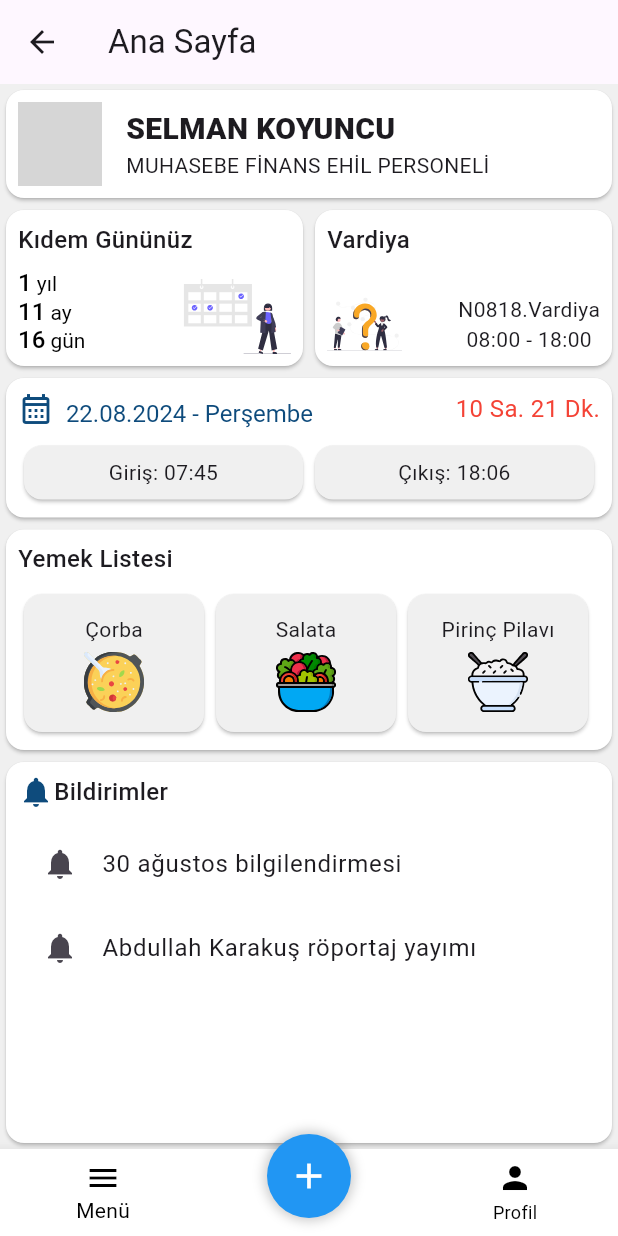
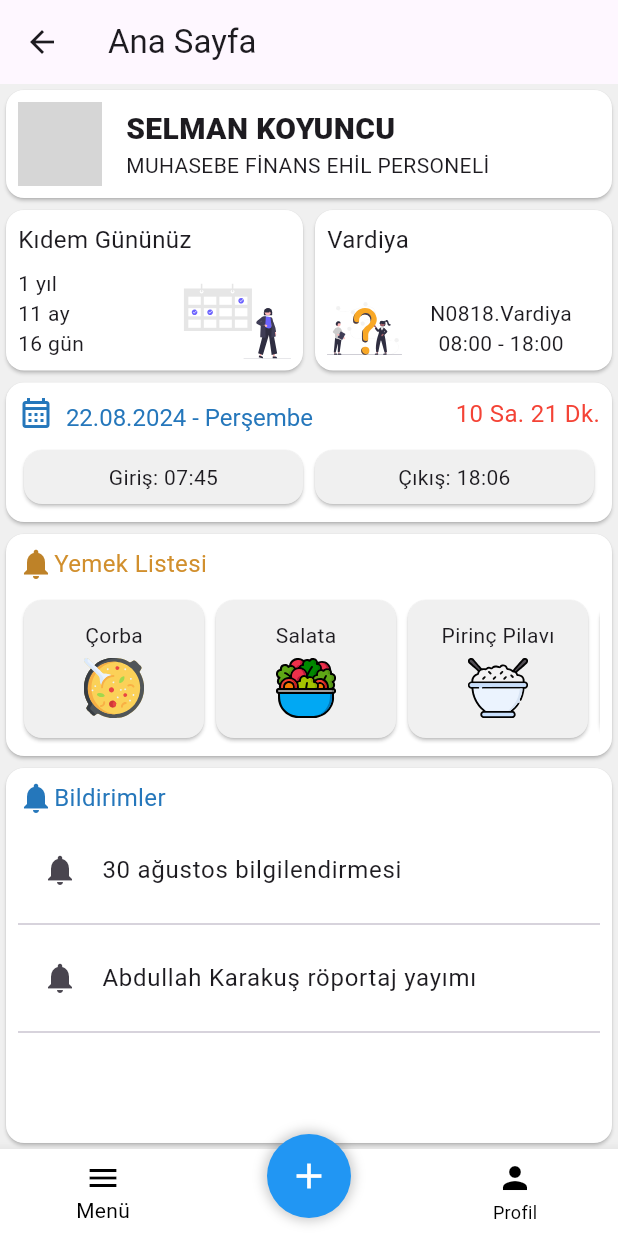
Before and after one commit to PenguBey/opak_mobile, a Flutter app: the AnaMenuView screen opened by its route, on a phone screen of 412 x 824 dp. Run offline on Flutter 3.47's test engine with Material 3 defaults, Android fonts, the light colour scheme and no system bars; our stand-ins replace fl_chart, flutter_svg, get; network calls fail; grey boxes are pictures that could not be loaded.

Commit message:
anamenü degisikligi

```diff
--- a/lib/constants/color_con.dart
+++ b/lib/constants/color_con.dart
@@ -3,9 +3,9 @@ import 'package:flutter/material.dart';
 class ColorCon {
   static const backGround = Color(0xFFF0F0F0);
   static const foreGround = Color(0xFFFFFFFF);
-  static const takvim = Color.fromRGBO(14, 75, 124, 1);
+  static const takvim = Color.fromRGBO(37, 119, 187, 1);
 
-  static const gunes = Color.fromRGBO(255, 152, 0, 1);
+  static const yemek = Color.fromRGBO(190, 130, 40, 1);
   static const blackshadow = Color.fromRGBO(158, 158, 158, 0.3);
   static const chart = LinearGradient(colors: [
     Color.fromRGBO(33, 149, 243, 0.2),
--- a/lib/constants/text_style_con.dart
+++ b/lib/constants/text_style_con.dart
@@ -1,8 +1,7 @@
 import 'package:flutter/material.dart';
 
 class TextStyleCon {
-  static const TextStyle miniTitle =
-      TextStyle(fontSize: 16, fontWeight: FontWeight.w500);
+  static const TextStyle miniTitle = TextStyle(fontSize: 16);
   static const TextStyle title =
       TextStyle(fontSize: 20, fontWeight: FontWeight.w800);
 
--- a/lib/controllers/ana_menu_controller.dart
+++ b/lib/controllers/ana_menu_controller.dart
@@ -7,6 +7,7 @@ class AnaMenuController extends GetxController {
     'Çorba': IconCon.corba,
     'Salata': IconCon.salata,
     'Pirinç Pilavı': IconCon.pilav,
+    'Tekrar Çorba': IconCon.corba,
   };
   var bildirimler = [
     '30 ağustos bilgilendirmesi',
--- a/lib/controllers/menu_1controller.dart
+++ b/lib/controllers/menu_1controller.dart
@@ -5,6 +5,6 @@ import '../constants/icon_con.dart';
 class Menu1Controller extends GetxController {
   List<List<dynamic>> menuler = [
     ['Menü Sayfası', IconCon.chat, '/main_menu', true],
-    ['Maaş Sayfası', IconCon.chat, '/maas', false]
+    ['Maaş Sayfası', IconCon.onlineMessage, '/maas', false]
   ];
 }
--- a/lib/views/ana_menu_view.dart
+++ b/lib/views/ana_menu_view.dart
@@ -37,7 +37,7 @@ class AnaMenuView extends GetView<AnaMenuController> {
           YemekListesiWidget(
             menuler: controller.menuler,
           ),
-          Expanded(
+          Flexible(
               child: BildirimListesiWidget(bildirimler: controller.bildirimler))
         ],
       ),
--- a/lib/widgets/bildirim_listesi_widget.dart
+++ b/lib/widgets/bildirim_listesi_widget.dart
@@ -1,7 +1,6 @@
 import 'package:flutter/material.dart';
 import 'package:opak_mobile/constants/color_con.dart';
 import 'package:opak_mobile/constants/edge_con.dart';
-import 'package:opak_mobile/constants/text_style_con.dart';
 
 class BildirimListesiWidget extends StatelessWidget {
   final List<String> bildirimler;
@@ -28,7 +27,7 @@ class BildirimListesiWidget extends StatelessWidget {
                   ),
                   Text(
                     "Bildirimler",
-                    style: TextStyleCon.miniTitle,
+                    style: TextStyle(color: ColorCon.takvim, fontSize: 16),
                   )
                 ],
               ),
@@ -39,11 +38,16 @@ class BildirimListesiWidget extends StatelessWidget {
                 child: ListView.builder(
                   itemCount: bildirimler.length,
                   itemBuilder: (context, index) {
-                    return ListTile(
-                      leading: const Icon(
-                        Icons.notifications,
-                      ),
-                      title: Text(bildirimler[index]),
+                    return Column(
+                      children: [
+                        ListTile(
+                          leading: const Icon(
+                            Icons.notifications,
+                          ),
+                          title: Text(bildirimler[index]),
+                        ),
+                        const Divider()
+                      ],
                     );
                   },
                 ),
--- a/lib/widgets/kidem_gunu_widget.dart
+++ b/lib/widgets/kidem_gunu_widget.dart
@@ -31,37 +31,9 @@ class KidemGunuWidget extends StatelessWidget {
               mainAxisAlignment: MainAxisAlignment.spaceBetween,
               crossAxisAlignment: CrossAxisAlignment.end,
               children: [
-                Column(
+                const Column(
                   crossAxisAlignment: CrossAxisAlignment.start,
-                  children: [
-                    RichText(
-                      text: const TextSpan(
-                        style: TextStyle(color: Colors.black),
-                        children: [
-                          TextSpan(text: "1", style: TextStyleCon.miniTitle),
-                          TextSpan(text: " yıl")
-                        ],
-                      ),
-                    ),
-                    RichText(
-                      text: const TextSpan(
-                        style: TextStyle(color: Colors.black),
-                        children: [
-                          TextSpan(text: "11", style: TextStyleCon.miniTitle),
-                          TextSpan(text: " ay")
-                        ],
-                      ),
-                    ),
-                    RichText(
-                      text: const TextSpan(
-                        style: TextStyle(color: Colors.black),
-                        children: [
-                          TextSpan(text: "16", style: TextStyleCon.miniTitle),
-                          TextSpan(text: " gün")
-                        ],
-                      ),
-                    ),
-                  ],
+                  children: [Text('1 yıl'), Text('11 ay'), Text('16 gün')],
                 ),
                 SvgPicture.asset(
                   IconCon.takvim,
--- a/lib/widgets/vardiya_widget.dart
+++ b/lib/widgets/vardiya_widget.dart
@@ -34,13 +34,15 @@ class VardiyaWidget extends StatelessWidget {
                   IconCon.soru,
                   width: 50,
                 ),
-                const Column(
+                const Expanded(
+                  child: Column(
                     children: [
                       Text(
                         "N0818.Vardiya",
                       ),
                       Text("08:00 - 18:00"),
                     ],
+                  ),
                 )
               ],
             )
--- a/lib/widgets/yemek_listesi_widget.dart
+++ b/lib/widgets/yemek_listesi_widget.dart
@@ -2,7 +2,6 @@ import 'package:flutter/material.dart';
 import 'package:flutter_svg/flutter_svg.dart';
 import 'package:opak_mobile/constants/color_con.dart';
 import 'package:opak_mobile/constants/edge_con.dart';
-import 'package:opak_mobile/constants/text_style_con.dart';
 
 class YemekListesiWidget extends StatelessWidget {
   final Map<String, String> menuler;
@@ -22,9 +21,17 @@ class YemekListesiWidget extends StatelessWidget {
           children: [
             const Padding(
               padding: EdgeCon.miniBaslik,
-              child: Text(
-                "Yemek Listesi",
-                style: TextStyleCon.miniTitle,
+              child: Row(
+                children: [
+                  Icon(
+                    Icons.notifications,
+                    color: ColorCon.yemek,
+                  ),
+                  Text(
+                    "Yemek Listesi",
+                    style: TextStyle(color: Color.fromARGB(255, 209, 143, 45), fontSize: 16),
+                  )
+                ],
               ),
             ),
             SizedBox(
```
Also changed, not shown: lib/widgets/donemselmaasbilgisi_card_widget.dart (+7 -6 lines), lib/widgets/usertitle2_widget.dart (deleted, +0 -74 lines). Lines whose indentation alone changed are shown as unchanged.
